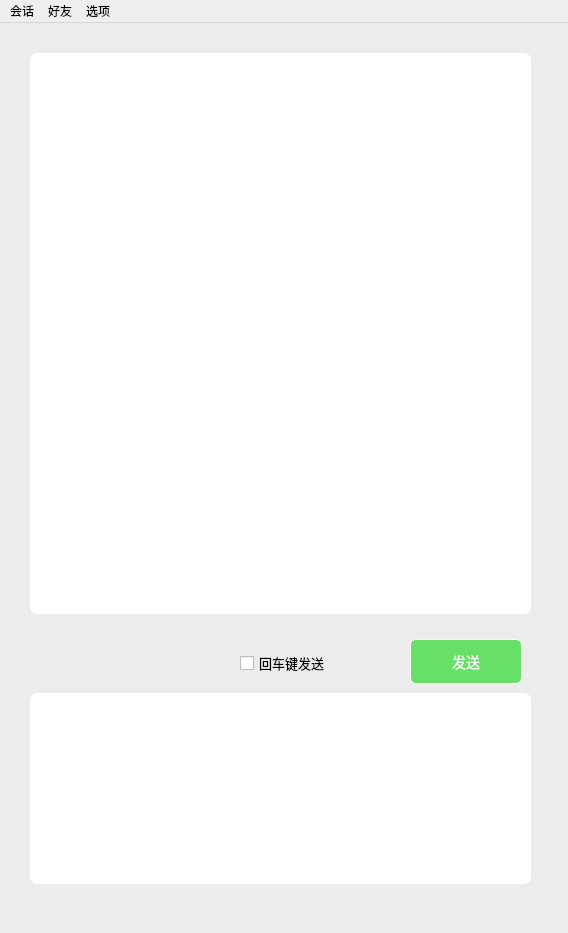
Qt form ui/mainwindow.ui (Zhiyesh/Chat-plusplus) before a commit.
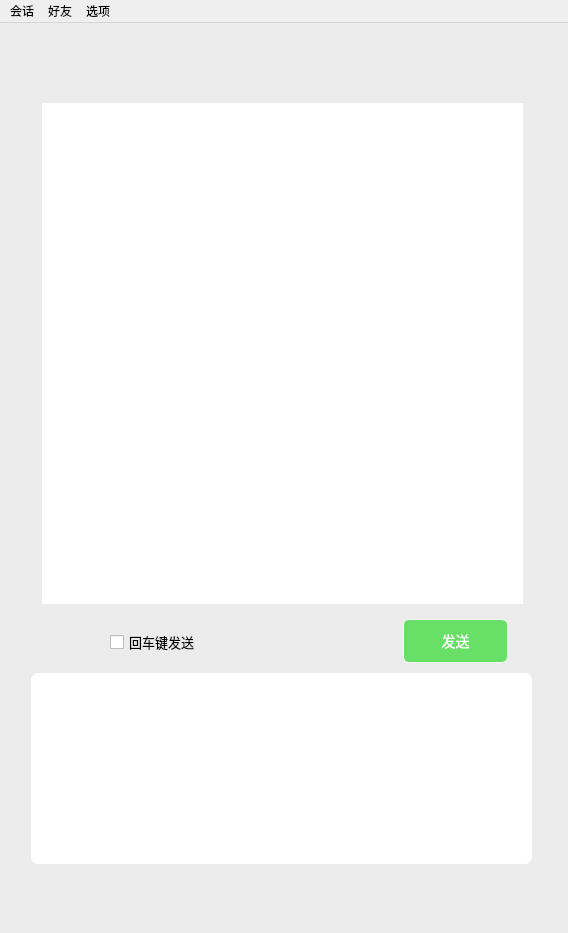
The same form after that commit.

Commit message: call inte & bug fix

What changed in the file:
```diff
--- a/ui/mainwindow.ui
+++ b/ui/mainwindow.ui
@@ -23,8 +23,8 @@
    <widget class="QTextEdit" name="InputBox">
     <property name="geometry">
      <rect>
-      <x>50</x>
-      <y>690</y>
+      <x>51</x>
+      <y>670</y>
       <width>461</width>
       <height>151</height>
      </rect>
@@ -46,8 +46,8 @@
    <widget class="QLabel" name="label">
     <property name="geometry">
      <rect>
-      <x>30</x>
-      <y>670</y>
+      <x>31</x>
+      <y>650</y>
       <width>501</width>
       <height>191</height>
      </rect>
@@ -63,8 +63,8 @@
    <widget class="QCheckBox" name="EnableEnterSend">
     <property name="geometry">
      <rect>
-      <x>240</x>
-      <y>621</y>
+      <x>110</x>
+      <y>600</y>
       <width>131</width>
       <height>38</height>
      </rect>
@@ -84,10 +84,10 @@
    <widget class="QPushButton" name="SendMessage">
     <property name="geometry">
      <rect>
-      <x>410</x>
-      <y>616</y>
-      <width>112</width>
-      <height>45</height>
+      <x>403</x>
+      <y>596</y>
+      <width>105</width>
+      <height>44</height>
      </rect>
     </property>
     <property name="styleSheet">
@@ -101,36 +101,23 @@
 }
 QPushButton::hover {
 	background-color: rgb(109, 236, 109);
+}
+
+QPushButton::disabled {
+	background-color: rgb(169, 224, 166);
 }</string>
     </property>
     <property name="text">
      <string>发送</string>
     </property>
    </widget>
-   <widget class="QLabel" name="ChattingBackground">
-    <property name="geometry">
-     <rect>
-      <x>30</x>
-      <y>30</y>
-      <width>501</width>
-      <height>561</height>
-     </rect>
-    </property>
-    <property name="styleSheet">
-     <string notr="true">background-color: rgb(255, 255, 255);
-border-radius: 7px;</string>
-    </property>
-    <property name="text">
-     <string/>
-    </property>
-   </widget>
    <widget class="QTextBrowser" name="TheOtherChatting">
     <property name="geometry">
      <rect>
-      <x>40</x>
-      <y>40</y>
+      <x>42</x>
+      <y>80</y>
       <width>241</width>
-      <height>541</height>
+      <height>501</height>
      </rect>
     </property>
     <property name="styleSheet">
@@ -143,10 +130,10 @@
    <widget class="QTextBrowser" name="MyChatting">
     <property name="geometry">
      <rect>
-      <x>280</x>
-      <y>40</y>
+      <x>282</x>
+      <y>80</y>
       <width>241</width>
-      <height>541</height>
+      <height>501</height>
      </rect>
     </property>
     <property name="styleSheet">
```
Left out of the diff: 10 changed lines with no effect on the pictures. The commit also changes 2 other files.
